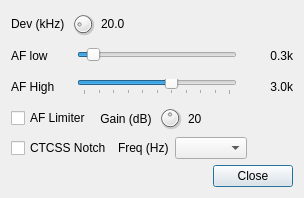
Before: the Qt Designer form plugins/channelrx/wdsprx/wdsprxfmdialog.ui in f4exb/sdrangel, drawn with Qt 5.
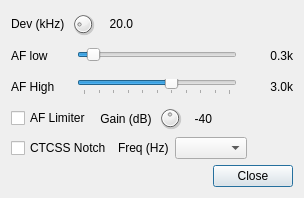
After: the same form once the commit is applied. Custom widgets are drawn as their Qt base class.

The edit to the form file:
```diff
--- a/plugins/channelrx/wdsprx/wdsprxfmdialog.ui
+++ b/plugins/channelrx/wdsprx/wdsprxfmdialog.ui
@@ -50,9 +50,18 @@
      </item>
      <item>
       <widget class="QLabel" name="deviationText">
+       <property name="minimumSize">
+        <size>
+         <width>32</width>
+         <height>0</height>
+        </size>
+       </property>
        <property name="text">
         <string>20.0</string>
        </property>
+       <property name="alignment">
+        <set>Qt::AlignRight|Qt::AlignTrailing|Qt::AlignVCenter</set>
+       </property>
       </widget>
      </item>
      <item>
@@ -277,8 +286,17 @@
      </item>
      <item>
       <widget class="QLabel" name="afLimiterGainText">
+       <property name="minimumSize">
+        <size>
+         <width>24</width>
+         <height>0</height>
+        </size>
+       </property>
        <property name="text">
-        <string>20</string>
+        <string>-40</string>
+       </property>
+       <property name="alignment">
+        <set>Qt::AlignRight|Qt::AlignTrailing|Qt::AlignVCenter</set>
        </property>
       </widget>
      </item>
```
Left out of the diff: 6 changed lines with no effect on the pictures.
